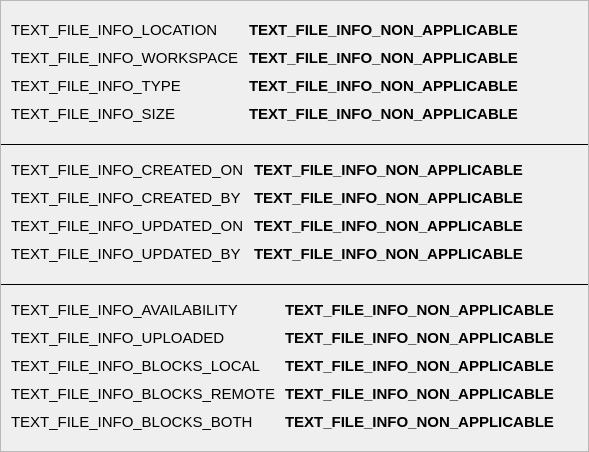
Scille/parsec-cloud, file parsec/core/gui/forms/file_status_widget.ui: the form before one commit.
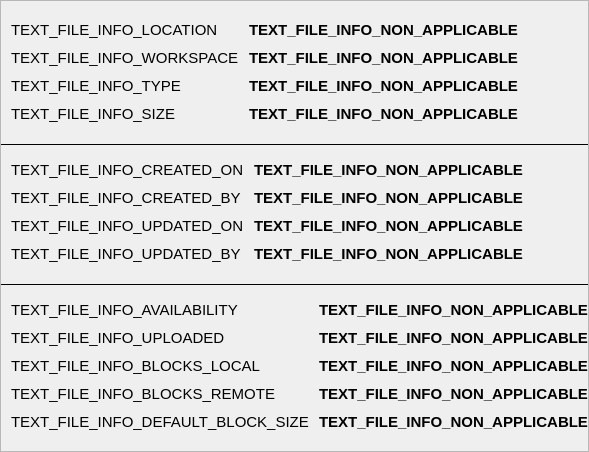
The form after the commit.

Commit message: [GUI] Updated file status widget

Diff of the .ui file:
```diff
--- a/parsec/core/gui/forms/file_status_widget.ui
+++ b/parsec/core/gui/forms/file_status_widget.ui
@@ -42,7 +42,7 @@
        <rect>
         <x>0</x>
         <y>0</y>
-        <width>587</width>
+        <width>613</width>
         <height>450</height>
        </rect>
       </property>
@@ -518,7 +518,7 @@
                </font>
               </property>
               <property name="text">
-               <string>TEXT_FILE_INFO_BLOCKS_BOTH</string>
+               <string>TEXT_FILE_INFO_DEFAULT_BLOCK_SIZE</string>
               </property>
               <property name="textInteractionFlags">
                <set>Qt::LinksAccessibleByMouse|Qt::TextSelectableByKeyboard|Qt::TextSelectableByMouse</set>
```
Left out of the diff: 2 changed lines with no effect on the pictures. The commit also changes 6 other files.
